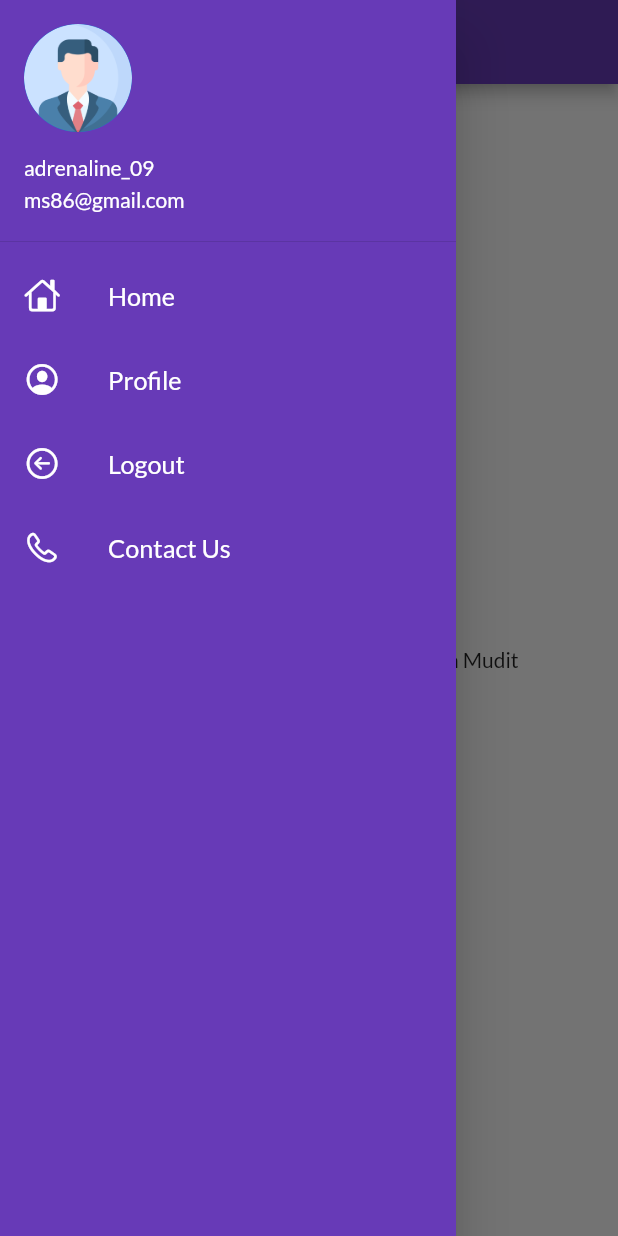
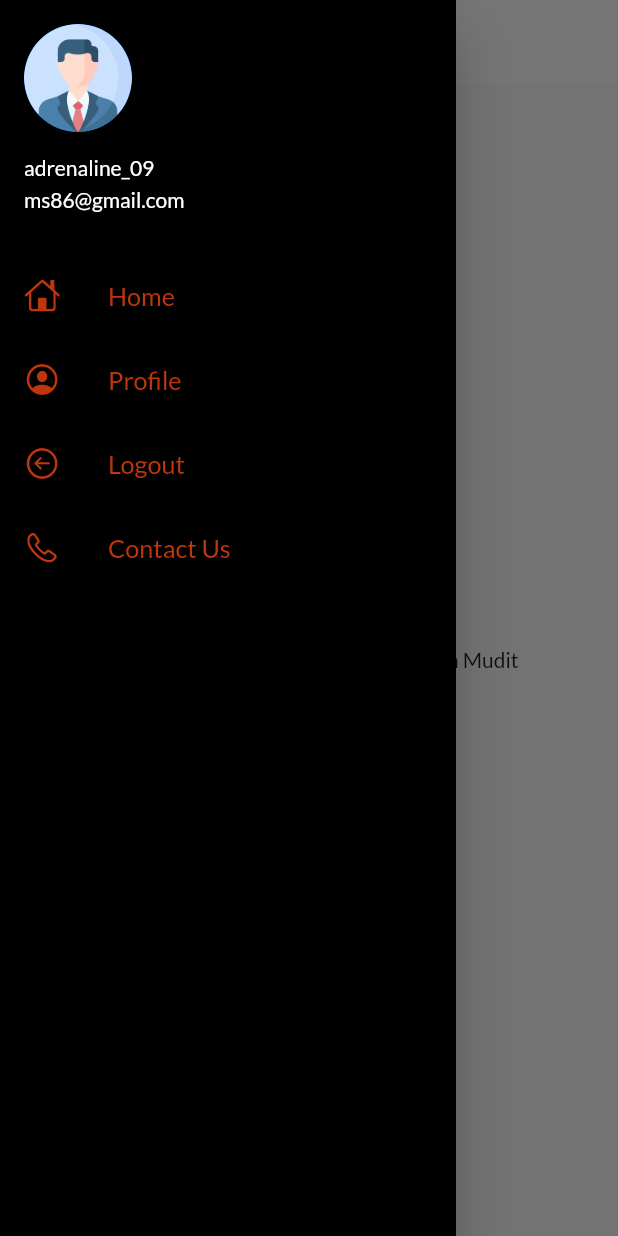
Before and after one commit to adrenaline09/bbuy, a Flutter app: the screen it shows after launch, with the side drawer open, on a phone screen of 412 x 824 dp. Run offline on Flutter 3.47's test engine with Material 2 defaults, Android fonts, the phone set to English and light mode, and no system bars; our stand-ins replace google_fonts.

Commit message:
Themes extracted

```diff
--- a/lib/main.dart
+++ b/lib/main.dart
@@ -2,6 +2,7 @@
 import 'package:flutter_app_1/screens/home_page.dart';
 import 'package:flutter_app_1/screens/login_page.dart';
 import 'package:flutter_app_1/utils/routes.dart';
+import 'package:flutter_app_1/widgets/themes.dart';
 import 'package:google_fonts/google_fonts.dart';
 void main()
 {
@@ -16,9 +17,8 @@
 
     return MaterialApp(
       themeMode: ThemeMode.light,
-      theme:ThemeData(
-        fontFamily: GoogleFonts.lato().fontFamily,
-      ),
+      theme:MyTheme.lightTheme(context),
+      darkTheme: MyTheme.darkTheme(context),
       debugShowCheckedModeBanner: false,
       initialRoute: Myroutes.homeRoute,
       routes:{
--- a/lib/screens/home_page.dart
+++ b/lib/screens/home_page.dart
@@ -9,7 +9,9 @@
   Widget build(BuildContext context) {
     return Scaffold(
       appBar: AppBar(
-        backgroundColor: Colors.deepPurple,
+        backgroundColor: Colors.white,
+        elevation: 0.0,
+        iconTheme: IconThemeData(color: Colors.black),
         title: Text("Catalogue"),
       ),
       body: Center(
--- a/lib/screens/login_page.dart
+++ b/lib/screens/login_page.dart
@@ -43,6 +43,7 @@
               ),
               Text("Welcome $name",
               style: TextStyle(
+                color: Colors.deepOrange.shade900,
                 fontSize: 20,
                 fontWeight: FontWeight.bold
               ),
@@ -90,7 +91,7 @@
                   // child: Text("heu hue"),
                   ),
                   Material(  //inkwell ko material ancestor chahea for proper functioning
-                    color: Colors.deepPurple,
+                    color: Colors.black,
                     borderRadius: BorderRadius.circular(changeButton?50:8),
                    child: InkWell( //this widget is used to make container clickable
 
@@ -106,7 +107,7 @@
                           "Login",
                           style: TextStyle
                           (
-                          color: Colors.white,
+                          color: Colors.deepOrange.shade900,
                           fontWeight: FontWeight.bold,
                           fontSize: 16
                           ),
--- a/lib/widgets/drawer.dart
+++ b/lib/widgets/drawer.dart
@@ -8,13 +8,13 @@
   Widget build(BuildContext context) {
     return Drawer(
       child: Container(
-        color: Colors.deepPurple,
+        color: Colors.black,
         child: ListView(
           children: [
             DrawerHeader(
               padding: EdgeInsets.zero,
               child: UserAccountsDrawerHeader(
-                decoration: BoxDecoration(color: Colors.deepPurple),
+                decoration: BoxDecoration(color: Colors.black),
                 margin: EdgeInsets.zero,
                 accountName: Text("adrenaline_09"),
                 accountEmail: Text("ms86@gmail.com"),
@@ -24,20 +24,20 @@
                 ),
             ),
             ListTile(
-              leading: Icon(CupertinoIcons.home,color: Colors.white,),
-                      title: Text("Home",textScaleFactor :1.2,style: TextStyle(color: Colors.white),),
+              leading: Icon(CupertinoIcons.home,color: Colors.deepOrange.shade900,),
+                      title: Text("Home",textScaleFactor :1.2,style: TextStyle(color: Colors.deepOrange.shade900),),
             ),
             ListTile(
-              leading: Icon(CupertinoIcons.profile_circled,color: Colors.white,),
-                      title: Text("Profile",textScaleFactor :1.2,style: TextStyle(color: Colors.white),),
+              leading: Icon(CupertinoIcons.profile_circled,color: Colors.deepOrange.shade900,),
+                      title: Text("Profile",textScaleFactor :1.2,style: TextStyle(color: Colors.deepOrange.shade900),),
             ),
             ListTile(
-              leading: Icon(CupertinoIcons.arrow_left_circle,color: Colors.white,),
-                      title: Text("Logout",textScaleFactor :1.2,style: TextStyle(color: Colors.white),),
+              leading: Icon(CupertinoIcons.arrow_left_circle,color: Colors.deepOrange.shade900,),
+                      title: Text("Logout",textScaleFactor :1.2,style: TextStyle(color: Colors.deepOrange.shade900),),
             ),
             ListTile(
-              leading: Icon(CupertinoIcons.phone,color: Colors.white,),
-                      title: Text("Contact Us",textScaleFactor :1.2,style: TextStyle(color: Colors.white),),
+              leading: Icon(CupertinoIcons.phone,color: Colors.deepOrange.shade900,),
+                      title: Text("Contact Us",textScaleFactor :1.2,style: TextStyle(color: Colors.deepOrange.shade900),),
             ),
           ],
         ),
--- /dev/null
+++ b/lib/widgets/themes.dart
@@ -0,0 +1,20 @@
+import 'package:flutter/material.dart';
+import 'package:google_fonts/google_fonts.dart';
+
+class MyTheme{
+  static ThemeData  lightTheme(BuildContext context) =>ThemeData(
+        // primarySwatch: Colors.black,
+        fontFamily: GoogleFonts.lato().fontFamily,
+        appBarTheme: AppBarTheme(
+        color: Colors.white,
+        elevation: 0.0,
+        iconTheme: IconThemeData(color: Colors.black),
+        textTheme: Theme.of(context).textTheme
+        )
+      );
+
+
+  static ThemeData  darkTheme(BuildContext context) => ThemeData(
+    brightness: Brightness.dark
+  );
+}
```
